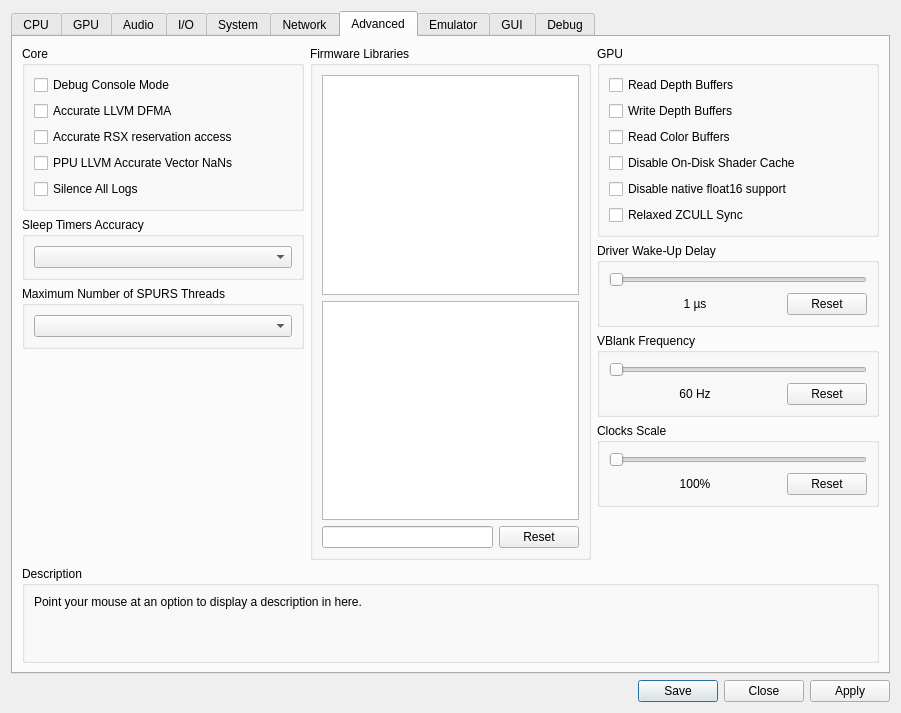
Qt form rpcs3/rpcs3qt/settings_dialog.ui (xddxd/rpcs3) before a commit.
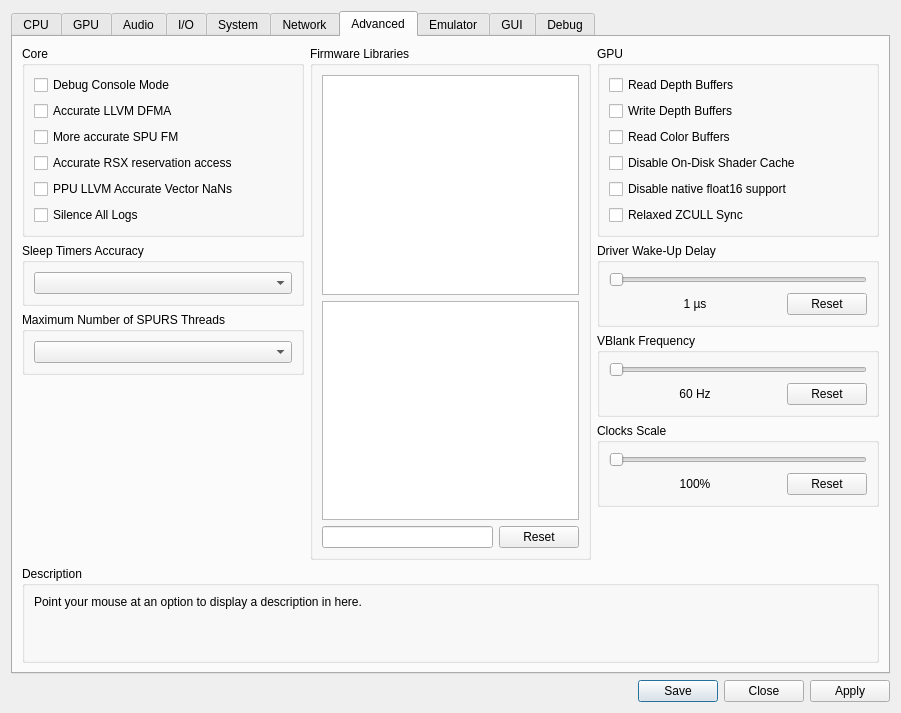
The same form after that commit. The open tabs and pages were chosen to show the change. Icons and pictures are not drawn.

Commit message: add more accurate SPU FM

The edit to the form file:
```diff
--- a/rpcs3/rpcs3qt/settings_dialog.ui
+++ b/rpcs3/rpcs3qt/settings_dialog.ui
@@ -1879,6 +1879,13 @@
                 </property>
                </widget>
               </item>
+              <item>
+               <widget class="QCheckBox" name="moreaccurateFM">
+                <property name="text">
+                 <string>More accurate SPU FM</string>
+                </property>
+               </widget>
+              </item>
               <item>
                <widget class="QCheckBox" name="accurateRSXAccess">
                 <property name="text">
```
The commit also changes 5 other files.
